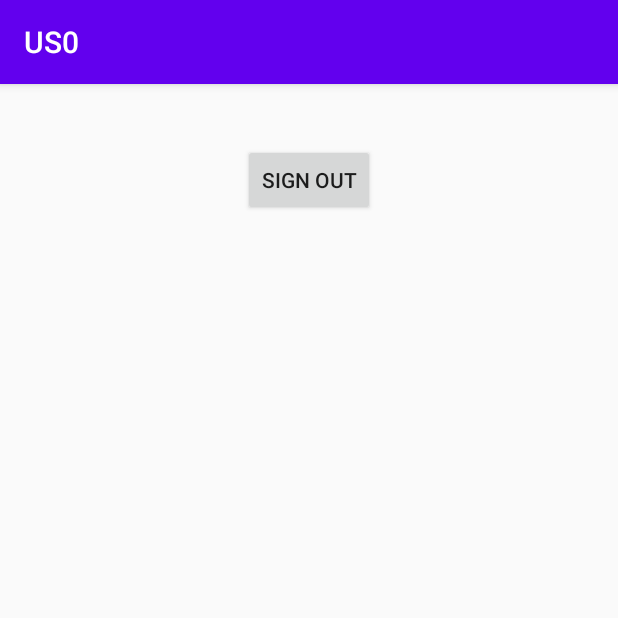
After one commit to pgrudra/SeSEVA, an Android app: the InstalledAppsAndSignOut screen opened directly, with no data from a screen before it, on a phone screen of 412 x 824 dp, the top half of it. The commit adds this screen. Run offline under Robolectric (Android 15) with nearby library versions, the phone set to English and light mode, and no system bars; our stand-ins replace Firebase (no records; nobody signed in at launch, a user with empty details on screens opened directly), data binding.

Commit message:
Implemented room database. Google sign in from viewmodel instead of fragment

```diff
--- /dev/null
+++ b/app/src/main/java/com/example/us0/InstalledApps/InstalledAppsAndSignOut.kt
@@ -0,0 +1,16 @@
+package com.example.us0.InstalledApps
+
+import android.os.Bundle
+import androidx.appcompat.app.AppCompatActivity
+import androidx.databinding.DataBindingUtil
+import com.example.us0.R
+import com.example.us0.databinding.ActivityInstalledAppsAndSignOutBinding
+
+class InstalledAppsAndSignOut : AppCompatActivity() {
+    lateinit var binding: ActivityInstalledAppsAndSignOutBinding
+    override fun onCreate(savedInstanceState: Bundle?) {
+        super.onCreate(savedInstanceState)
+        binding = DataBindingUtil.setContentView(this, R.layout.activity_installed_apps_and_sign_out)
+
+    }
+}
--- /dev/null
+++ b/app/src/main/java/com/example/us0/InstalledApps/SignOut.kt
@@ -0,0 +1,107 @@
+package com.example.us0.InstalledApps
+
+import android.content.Context
+import android.content.pm.ApplicationInfo
+import android.os.Bundle
+import android.util.Log
+import android.view.LayoutInflater
+import android.view.View
+import android.view.ViewGroup
+import android.widget.ArrayAdapter
+import androidx.databinding.DataBindingUtil
+import androidx.fragment.app.Fragment
+import androidx.lifecycle.ViewModelProvider
+import com.example.us0.R
+import com.example.us0.databinding.FragmentSignOutBinding
+import com.google.android.gms.auth.api.signin.GoogleSignInClient
+import com.google.firebase.auth.FirebaseAuth
+
+
+class SignOut : Fragment() {
+
+    private lateinit var binding: FragmentSignOutBinding
+    private lateinit var auth: FirebaseAuth
+    private lateinit var googleSignInClient: GoogleSignInClient
+    private lateinit var viewModel: SignOutViewModel
+    private lateinit var viewModelFactory: SignOutViewModelFactory
+    lateinit var appContext: Context
+    var arrayAdapter: ArrayAdapter<*>? = null
+
+    override fun onCreateView(
+        inflater: LayoutInflater, container: ViewGroup?,
+        savedInstanceState: Bundle?
+    ): View? {
+
+        // Inflate the layout for this fragment
+        binding = DataBindingUtil.inflate(inflater, R.layout.fragment_sign_out, container, false)
+
+        viewModelFactory = SignOutViewModelFactory()
+        viewModel = ViewModelProvider(this, viewModelFactory).get(SignOutViewModel::class.java)
+        appContext = context?.applicationContext ?: return binding.root
+        getGso()
+       /* val gso = GoogleSignInOptions.Builder(GoogleSignInOptions.DEFAULT_SIGN_IN)
+            .requestIdToken(getString(R.string.default_web_client_id))
+            .requestEmail()
+            .build()
+
+
+        googleSignInClient = GoogleSignIn.getClient(appContext, gso)
+
+        auth = Firebase.auth
+
+        installedApps()*/
+
+        return binding.root
+    }
+
+    fun getGso(){
+
+        viewModel.getGso(appContext)
+    }
+    override fun onViewCreated(view: View, savedInstanceState: Bundle?) {
+        super.onViewCreated(view, savedInstanceState)
+        binding.signOut.setOnClickListener { signOut() }
+    }
+
+    private fun signOut() {
+        // Firebase sign out
+        viewModel.signOut(this)
+       /* auth.signOut()
+
+        // Google sign out
+        googleSignInClient.signOut().addOnCompleteListener {
+            NavHostFragment.findNavController(this)
+                .navigate(SignOutDirections.actionSignOutToMainActivity())
+        }*/
+    }
+
+    private fun installedApps() {
+        val list = activity?.packageManager?.getInstalledPackages(0)
+        var appMutableList:MutableList<String?>?=null
+        if (list != null) {
+            for (i in list.indices) {
+                val packageInfo = list?.get(i)
+                if (packageInfo!!.applicationInfo.flags and ApplicationInfo.FLAG_SYSTEM == 0) {
+
+                    val appName =
+                        activity?.packageManager?.let { packageInfo.applicationInfo.loadLabel(it).toString() }
+
+
+                    if (appName != null) {
+                        Log.i("Sign", appName)
+                        appMutableList?.add(appName)
+                    }
+
+                    val appContext = context?.applicationContext ?: return
+                    arrayAdapter = ArrayAdapter(
+                        appContext,
+                        R.layout.support_simple_spinner_dropdown_item, list as List<*>
+                    )
+                    binding.listView.adapter = arrayAdapter
+                }
+            }
+
+        }
+    }
+
+}
--- /dev/null
+++ b/app/src/main/java/com/example/us0/InstalledApps/SignOutViewModel.kt
@@ -0,0 +1,48 @@
+package com.example.us0.InstalledApps
+
+
+import android.content.Context
+import androidx.lifecycle.MutableLiveData
+import androidx.lifecycle.ViewModel
+import androidx.navigation.fragment.NavHostFragment
+import com.google.android.gms.auth.api.signin.GoogleSignIn
+import com.google.android.gms.auth.api.signin.GoogleSignInClient
+import com.google.android.gms.auth.api.signin.GoogleSignInOptions
+import com.google.firebase.auth.FirebaseAuth
+import com.google.firebase.auth.ktx.auth
+import com.google.firebase.ktx.Firebase
+
+class SignOutViewModel:ViewModel() {
+    val token = MutableLiveData<Int>()
+    lateinit var googleSignInClient: GoogleSignInClient
+    lateinit var auth: FirebaseAuth
+    fun getOAuth2ClientId() {
+
+        token.value = com.example.us0.R.string.default_web_client_id
+    }
+    fun getGso(appContext: Context) {
+        getOAuth2ClientId()
+        val gso = GoogleSignInOptions.Builder(GoogleSignInOptions.DEFAULT_SIGN_IN)
+            .requestIdToken(token.value.toString())
+            .requestEmail()
+            .build()
+
+        googleSignInClient = GoogleSignIn.getClient(appContext, gso)
+
+        auth = Firebase.auth
+
+        //installedApps()
+    }
+
+    fun signOut(signOut: SignOut) {
+        auth.signOut()
+
+        // Google sign out
+        googleSignInClient.signOut().addOnCompleteListener {
+            NavHostFragment.findNavController(signOut)
+                .navigate(SignOutDirections.actionSignOutToMainActivity())
+        }
+    }
+
+
+}
--- /dev/null
+++ b/app/src/main/java/com/example/us0/InstalledApps/SignOutViewModelFactory.kt
@@ -0,0 +1,13 @@
+package com.example.us0.InstalledApps
+
+import androidx.lifecycle.ViewModel
+import androidx.lifecycle.ViewModelProvider
+
+class SignOutViewModelFactory():ViewModelProvider.Factory {
+    override fun <T : ViewModel?> create(modelClass: Class<T>): T {
+        if (modelClass.isAssignableFrom(SignOutViewModel::class.java)) {
+            return SignOutViewModel() as T
+        }
+        throw IllegalArgumentException("Unknown ViewModel class")
+    }
+}
--- /dev/null
+++ b/app/src/main/res/layout/activity_installed_apps_and_sign_out.xml
@@ -0,0 +1,24 @@
+<?xml version="1.0" encoding="utf-8"?>
+
+
+<layout xmlns:android="http://schemas.android.com/apk/res/android"
+    xmlns:app="http://schemas.android.com/apk/res-auto"
+    xmlns:tools="http://schemas.android.com/tools">
+    <data>
+
+    </data>
+    <LinearLayout android:layout_width="match_parent"
+        android:layout_height="match_parent"
+        android:orientation="vertical">
+
+        <fragment
+            android:id="@+id/myNavHostFragmentBack"
+            android:name="androidx.navigation.fragment.NavHostFragment"
+            android:layout_width="match_parent"
+            android:layout_height="match_parent"
+            app:navGraph="@navigation/navigation_back"
+            app:defaultNavHost="true"/>
+
+    </LinearLayout>
+
+</layout>
--- /dev/null
+++ b/app/src/main/res/layout/fragment_sign_out.xml
@@ -0,0 +1,41 @@
+<?xml version="1.0" encoding="utf-8"?>
+
+<layout xmlns:android="http://schemas.android.com/apk/res/android"
+    xmlns:app="http://schemas.android.com/apk/res-auto"
+    xmlns:tools="http://schemas.android.com/tools">
+    <androidx.constraintlayout.widget.ConstraintLayout
+        android:id="@+id/logout_layout"
+        android:layout_width="match_parent"
+        android:layout_height="match_parent"
+        android:paddingLeft="@dimen/fragment_horizontal_margin"
+        android:paddingTop="@dimen/fragment_vertical_margin"
+        android:paddingRight="@dimen/fragment_horizontal_margin"
+        android:paddingBottom="@dimen/fragment_vertical_margin"
+        tools:context=".InstalledApps.InstalledAppsAndSignOut">
+
+        <Button
+            android:id="@+id/sign_out"
+            android:layout_width="wrap_content"
+            android:layout_height="wrap_content"
+            android:layout_gravity="start"
+            android:layout_marginStart="48dp"
+            android:layout_marginTop="24dp"
+            android:layout_marginEnd="48dp"
+            android:enabled="true"
+            android:text="@string/sign_out"
+            app:layout_constraintEnd_toEndOf="parent"
+            app:layout_constraintStart_toStartOf="parent"
+            app:layout_constraintTop_toTopOf="parent" />
+
+        <ListView
+            android:id="@+id/listView"
+            android:layout_width="wrap_content"
+            android:layout_height="wrap_content"
+            android:layout_marginTop="30dp"
+            app:layout_constraintEnd_toEndOf="parent"
+            app:layout_constraintStart_toStartOf="parent"
+            app:layout_constraintTop_toBottomOf="@+id/sign_out" />
+
+
+    </androidx.constraintlayout.widget.ConstraintLayout>
+</layout>
--- /dev/null
+++ b/app/src/main/res/navigation/navigation_back.xml
@@ -0,0 +1,20 @@
+<?xml version="1.0" encoding="utf-8"?>
+<navigation xmlns:android="http://schemas.android.com/apk/res/android"
+    xmlns:app="http://schemas.android.com/apk/res-auto" android:id="@+id/navigation_back"
+    app:startDestination="@+id/signOut">
+
+
+    <fragment
+        android:id="@+id/signOut"
+        android:name="com.example.us0.InstalledApps.SignOut"
+        android:label="SignOut" >
+        <action
+            android:id="@+id/action_signOut_to_mainActivity"
+            app:destination="@id/mainActivity" />
+    </fragment>
+    <activity
+        android:id="@+id/mainActivity"
+        android:name="com.example.us0.MainActivity"
+        android:label="MainActivity" />
+
+</navigation>
```
Also changed, not shown: app/build.gradle (+18 -3 lines), app/src/main/AndroidManifest.xml (+5 -2 lines), app/src/main/java/com/example/us0/data/AppAndCategory.kt (added, +13 -0 lines), app/src/main/java/com/example/us0/data/AppDataBaseDao.kt (added, +23 -0 lines), app/src/main/java/com/example/us0/data/AppDatabase.kt (added, +32 -0 lines), app/src/main/java/com/example/us0/ui/login/LoginFragment.kt (+7 -6 lines), app/src/main/res/navigation/navigation.xml (+10 -1 lines), app/src/main/res/values/dimens.xml (+12 -0 lines), app/src/main/res/values/strings.xml (+11 -0 lines), build.gradle (+8 -2 lines).
